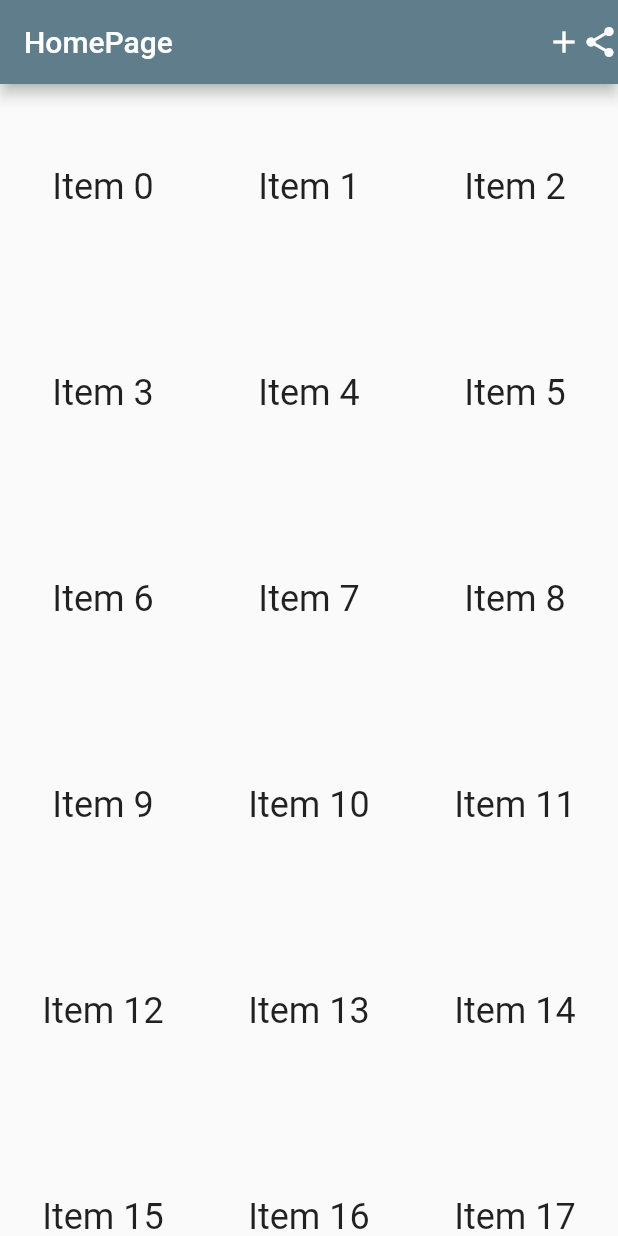
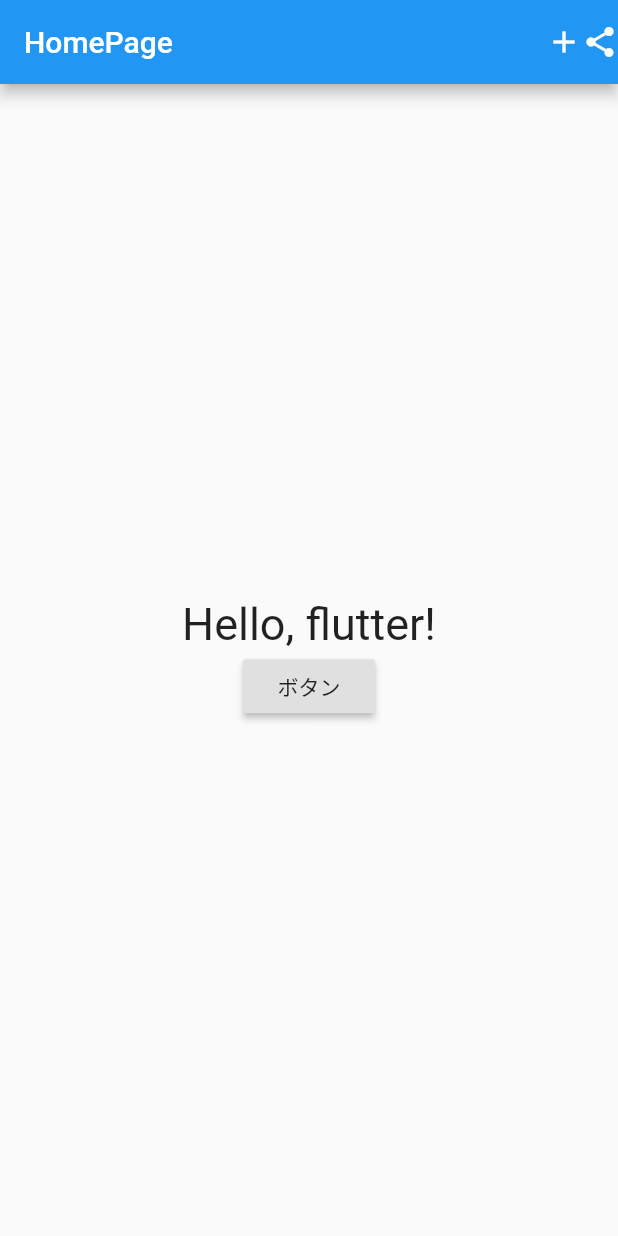
Before and after one commit to sayama0141/flutter_app1, a Flutter app: the screen it shows after launch, on a phone screen of 412 x 824 dp. Run offline on Flutter 3.47's test engine with Material 2 defaults, Android fonts, the phone set to English and light mode, and no system bars.

Commit message:
third commit

```diff
--- a/lib/main.dart
+++ b/lib/main.dart
@@ -1,4 +1,7 @@
 import 'package:flutter/material.dart';
+import 'package:provider/provider.dart';
+
+import 'main_model.dart';
 
 void main() {
   runApp(MyApp());
@@ -9,13 +12,9 @@ class MyApp extends StatelessWidget {
   Widget build(BuildContext context) {
     return MaterialApp(
       title: 'Flutter Demo',
-      theme: ThemeData(
-
-        primarySwatch: Colors.blueGrey,
-
-        visualDensity: VisualDensity.adaptivePlatformDensity,
-      ),
-      home: Scaffold(
+      home: ChangeNotifierProvider<MainModel>(
+        create: (_) => MainModel(),
+        child: Scaffold(
           appBar: AppBar(
               title: Text("HomePage"),
               actions: <Widget>[
@@ -23,25 +22,22 @@ class MyApp extends StatelessWidget {
                 Icon(Icons.share)
               ]
           ),
-        body: Container(
-          height: double.infinity,
-          width: double.infinity,
-          child: GridView.count(
-            // Create a grid with 2 columns. If you change the scrollDirection to
-            // horizontal, this produces 2 rows.
-            crossAxisCount: 3,
-            // Generate 100 widgets that display their index in the List.
-            children: List.generate(100, (index) {
+          body: Consumer<MainModel>(builder: (context, model, child){
               return Center(
-                child: Text(
-                  'Item $index',
-                  style: Theme
-                      .of(context)
-                      .textTheme
-                      .headline5,
+                child: Column(
+                  mainAxisAlignment: MainAxisAlignment.center,
+                  children: [
+                    Text(model.helloText,style: TextStyle(fontSize: 30),),
+                    RaisedButton(
+                      child:Text("ボタン"),
+                      onPressed: (){
+                        model.changeHelloText();
+                      },
+                    ),
+                  ],
                 ),
               );
-            }),
+            },
         ),
       ),
       ),
--- /dev/null
+++ b/lib/main_model.dart
@@ -0,0 +1,10 @@
+import 'package:flutter/material.dart';
+
+class MainModel extends ChangeNotifier{
+  String helloText = "Hello, flutter!";
+
+  void changeHelloText(){
+    helloText = "Good night, flutter!";
+    notifyListeners();
+  }
+}
--- a/pubspec.yaml
+++ b/pubspec.yaml
@@ -12,8 +12,8 @@ environment:
 dependencies:
   flutter:
     sdk: flutter
+  provider: ^4.1.3
 
-  cupertino_icons: ^1.0.0
 
 dev_dependencies:
   flutter_test:
```
Also changed, not shown: pubspec.lock. Lines whose indentation alone changed are shown as unchanged.
